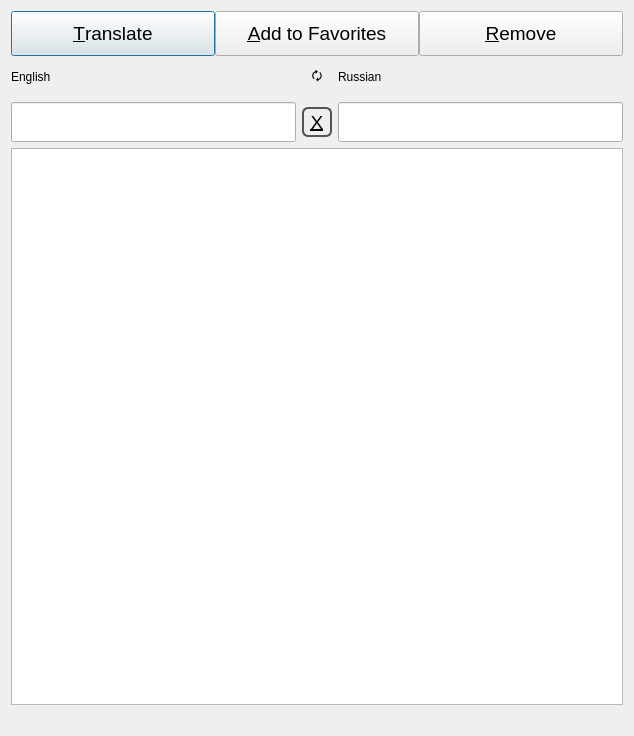
This is Translate/translateform.ui in gagikpog/TestAndTranslate as Qt 5 draws it before an edit. The edited form follows.
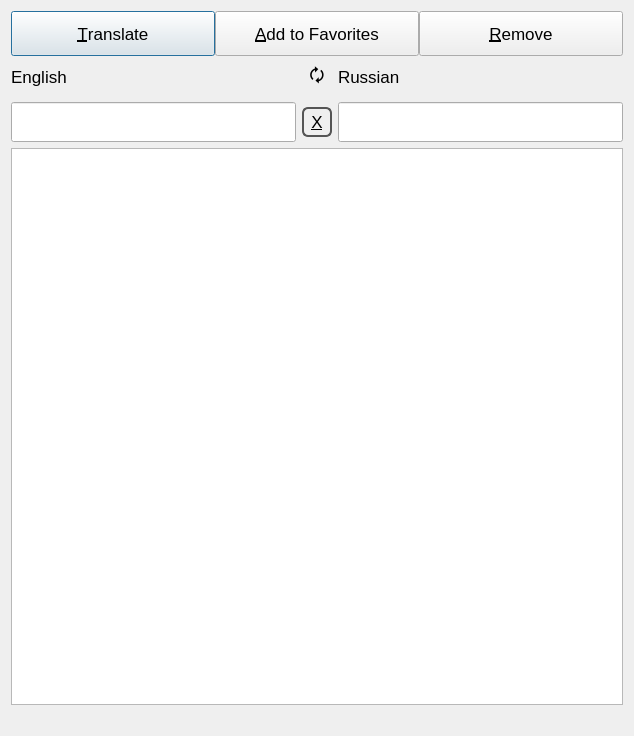
This is the edited form.

What changed in the file:
```diff
--- a/Translate/translateform.ui
+++ b/Translate/translateform.ui
@@ -10,6 +10,11 @@
     <height>736</height>
    </rect>
   </property>
+  <property name="font">
+   <font>
+    <pointsize>13</pointsize>
+   </font>
+  </property>
   <property name="windowTitle">
    <string>Dialog</string>
   </property>
@@ -30,11 +35,6 @@
          <height>45</height>
         </size>
        </property>
-       <property name="font">
-        <font>
-         <pointsize>14</pointsize>
-        </font>
-       </property>
        <property name="text">
         <string>&amp;Translate</string>
        </property>
@@ -48,11 +48,6 @@
          <height>45</height>
         </size>
        </property>
-       <property name="font">
-        <font>
-         <pointsize>14</pointsize>
-        </font>
-       </property>
        <property name="text">
         <string>&amp;Add to Favorites</string>
        </property>
@@ -66,11 +61,6 @@
          <height>45</height>
         </size>
        </property>
-       <property name="font">
-        <font>
-         <pointsize>14</pointsize>
-        </font>
-       </property>
        <property name="text">
         <string>&amp;Remove</string>
        </property>
@@ -104,6 +94,11 @@
          <height>30</height>
         </size>
        </property>
+       <property name="font">
+        <font>
+         <pointsize>13</pointsize>
+        </font>
+       </property>
        <property name="styleSheet">
         <string notr="true">QPushButton{
 border-radius: 15px;
@@ -163,9 +158,7 @@
        </property>
        <property name="font">
         <font>
-         <pointsize>14</pointsize>
-         <weight>50</weight>
-         <bold>false</bold>
+         <pointsize>13</pointsize>
         </font>
        </property>
        <property name="styleSheet">
```
Left out of the diff: 5 changed lines with no effect on the pictures.
